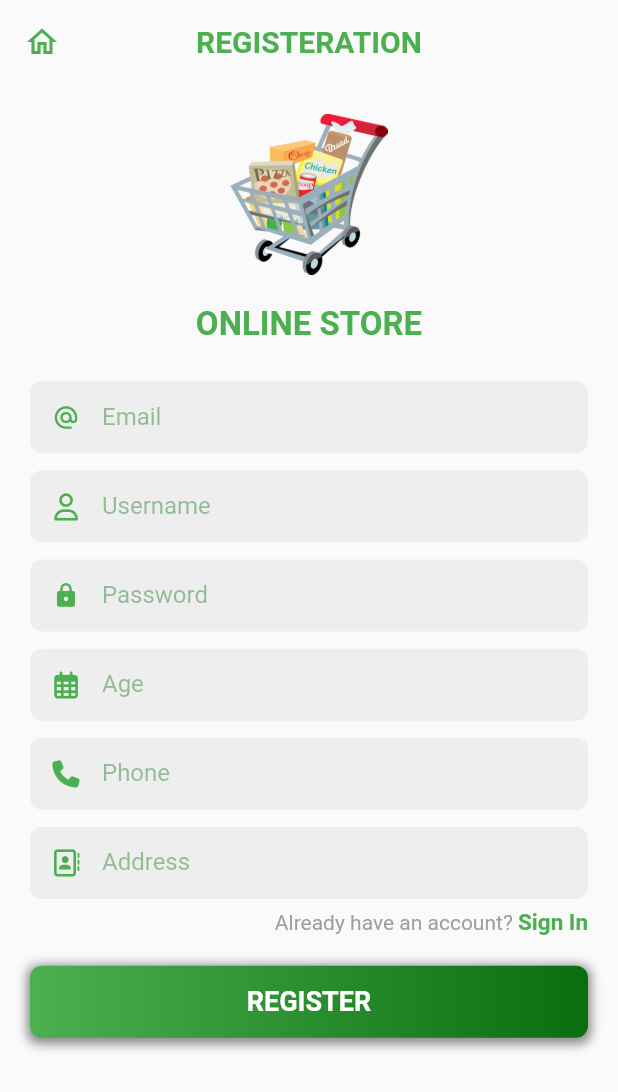
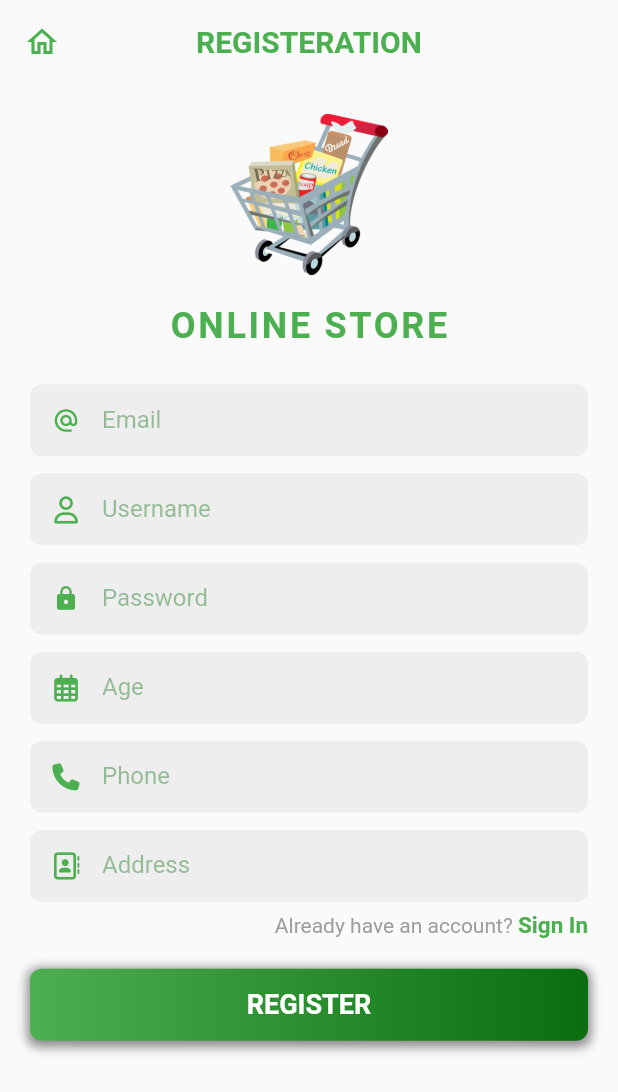
Before and after one commit to IamShahabAlam/Online-Store, a Flutter app: the Register screen opened by its route, after a tap on "REGISTER", on a phone screen of 412 x 824 dp. Shown: the top 1092 px of the screen. Run offline on Flutter 3.47's test engine with Material 2 defaults, Android fonts, the light colour scheme and no system bars; our stand-ins replace animated_splash_screen, carousel_slider, cloud_firestore, curved_navigation_bar, firebase_auth, firebase_core and 2 more; missing offline and left inert: clippy_flutter; accounts and stored records are empty; network calls fail.

Commit message:
Initial Commit

```diff
--- a/lib/screens/register.dart
+++ b/lib/screens/register.dart
@@ -14,6 +14,8 @@ class Register extends StatelessWidget {
   final TextEditingController emailController = TextEditingController();
   final TextEditingController passwordController = TextEditingController();
   final TextEditingController ageController = TextEditingController();
+  final TextEditingController phoneController = TextEditingController();
+  final TextEditingController addressController = TextEditingController();
 
   Widget build(BuildContext context) {
 
@@ -26,10 +28,12 @@ class Register extends StatelessWidget {
       final String email = emailController.text;
       final String password = passwordController.text;
       final String age = ageController.text;
+      final String phone = phoneController.text;
+      final String address = addressController.text;
 
       try  {
         final UserCredential user = await auth.createUserWithEmailAndPassword(email: email, password: password);
-        await db.collection("users").doc(user.user.uid).set({"Email": email, "Username": username, "Age": age});
+        await db.collection("users").doc(user.user.uid).set({"Email": email, "Username": username, "Age": age , "Phone" : phone, "Address" : address,});
         print("Email :" + email);
         print("Username :" + username);
         print("Age :" + age);
@@ -39,6 +43,7 @@ class Register extends StatelessWidget {
       }
       catch(e){
         print("**** ERROR ****");
+        print(e);
       }
 
     }
@@ -68,7 +73,7 @@ class Register extends StatelessWidget {
               Container(
                 margin: EdgeInsets.only(top: 20.0, bottom: 20),
                 alignment: Alignment.center,
-                child: Text("ONLINE STORE" , style: TextStyle(fontSize: 22.0, color: kactiveCardColor , fontWeight: FontWeight.bold),),
+                child: Text("ONLINE STORE" , style: TextStyle( letterSpacing:  1.8 ,fontSize: 24.0, color: kactiveCardColor , fontWeight: FontWeight.bold),),
               ),
 
 
@@ -113,7 +118,7 @@ class Register extends StatelessWidget {
 
 // Phone no
               InputField(
-                // controller: ,
+                controller: phoneController ,
                 keyboardType: TextInputType.number,
                 labelText: "Phone",
                 hide: false,
@@ -122,7 +127,7 @@ class Register extends StatelessWidget {
 
  // Address
               InputField(
-                // controller: ,
+                controller: addressController,
                 keyboardType: TextInputType.streetAddress,
                 prefixicon: FontAwesomeIcons.addressBook,
                 hide: false,
```
